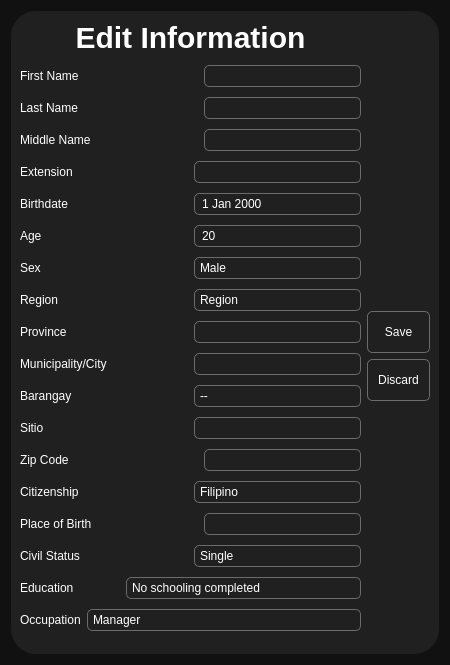
Qt form Deployment Test/edit_page.ui (tomasArd25/software-design-project) before a commit.
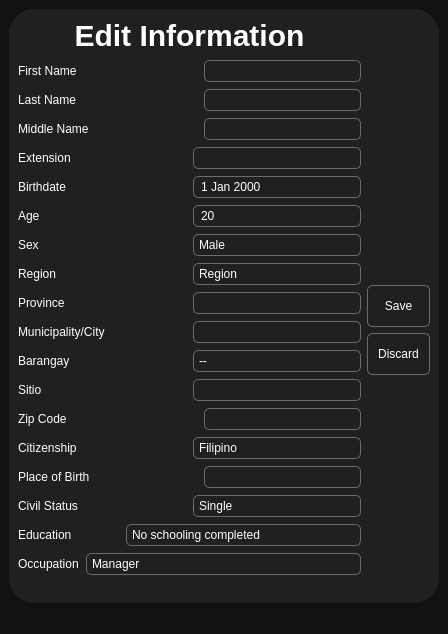
The same form after that commit. Icons and pictures are not drawn.

Commit message: modified:   Deployment Test/data.db 	modified:   Deployment Test/edit_page.ui 	modified:   Deployment Test/edit_res.qrc 	new file:   Deployment Test/edit_res/down-arrow.png 	deleted:    Deployment Test/edit_res/down-arrow_white.png 	modified:   Deployment Test/edit_res_rc.py 	modified:   Deployment Test/main.py 	modified:   Deployment Test/main_page.ui 	new file:   Deployment Test/test.py 	modified:   Deployment Test/ui_edit_page.py

```diff
--- a/Deployment Test/edit_page.ui
+++ b/Deployment Test/edit_page.ui
@@ -1,30 +1,15 @@
 <?xml version="1.0" encoding="UTF-8"?>
 <ui version="4.0">
- <class>EditWindow</class>
- <widget class="QWidget" name="EditWindow">
-  <property name="windowModality">
-   <enum>Qt::ApplicationModal</enum>
-  </property>
+ <class>TestWindow</class>
+ <widget class="QMainWindow" name="TestWindow">
   <property name="geometry">
    <rect>
     <x>0</x>
     <y>0</y>
-    <width>450</width>
-    <height>665</height>
+    <width>448</width>
+    <height>634</height>
    </rect>
   </property>
-  <property name="minimumSize">
-   <size>
-    <width>450</width>
-    <height>665</height>
-   </size>
-  </property>
-  <property name="maximumSize">
-   <size>
-    <width>450</width>
-    <height>665</height>
-   </size>
-  </property>
   <property name="windowTitle">
    <string>Form</string>
   </property>
@@ -32,6 +17,7 @@
    <string notr="true">background-color: #111111;
 </string>
   </property>
+  <widget class="QWidget" name="centralwidget">
   <layout class="QGridLayout" name="gridLayout_2">
    <item row="0" column="0">
     <widget class="QWidget" name="add_widget" native="true">
@@ -793,8 +779,8 @@
    </item>
   </layout>
  </widget>
- <resources>
-  <include location="edit_res.qrc"/>
- </resources>
+  <widget class="QStatusBar" name="statusbar"/>
+ </widget>
+ <resources/>
  <connections/>
 </ui>
```
Left out of the diff: 91 changed lines with no effect on the pictures. Lines whose indentation alone changed are shown as unchanged. The commit also changes 12 other files.
